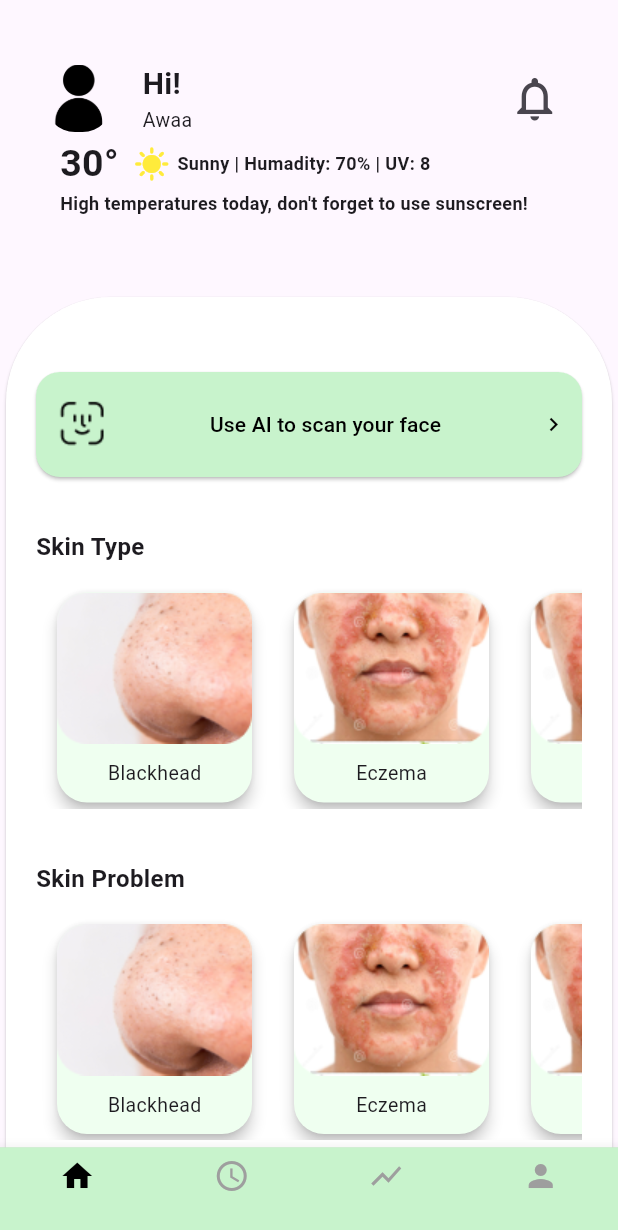
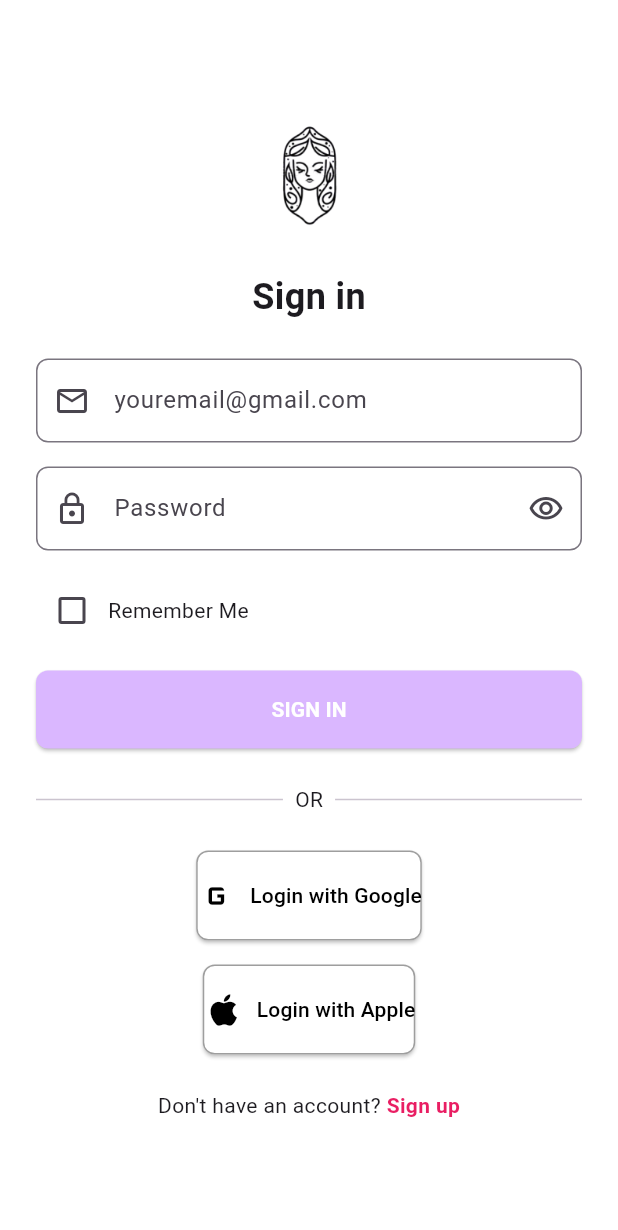
Before and after one commit to integer-class/mahasigma, a Flutter app: the screen it shows after launch, on a phone screen of 412 x 824 dp. Shown: the top 1230 px of the screen. Run offline on Flutter 3.47's test engine with Material 3 defaults, Android fonts, the phone set to English and light mode, and no system bars; our stand-ins replace camera, image_picker.

Commit message:
splash screen and login screen

```diff
--- /dev/null
+++ b/ohmyglow/lib/pages/login.dart
@@ -0,0 +1,157 @@
+import 'package:flutter/material.dart';
+
+class LoginPage extends StatelessWidget {
+  @override
+  Widget build(BuildContext context) {
+    return Scaffold(
+      backgroundColor: Colors.white,
+      body: Center(
+        child: Padding(
+          padding: const EdgeInsets.symmetric(horizontal: 24.0),
+          child: Column(
+            mainAxisAlignment: MainAxisAlignment.center,
+            children: [
+              // Logo
+              Image.asset(
+                'images/logoApp.png', // Replace with your logo image path
+                height: 80,
+              ),
+              SizedBox(height: 24),
+
+              // Sign in text
+              Text(
+                'Sign in',
+                style: TextStyle(fontSize: 24, fontWeight: FontWeight.bold),
+              ),
+              SizedBox(height: 24),
+
+              // Email field
+              TextField(
+                decoration: InputDecoration(
+                  prefixIcon: Icon(Icons.email_outlined),
+                  hintText: 'youremail@gmail.com',
+                  border: OutlineInputBorder(
+                    borderRadius: BorderRadius.circular(8),
+                  ),
+                ),
+              ),
+              SizedBox(height: 16),
+
+              // Password field
+              TextField(
+                obscureText: true,
+                decoration: InputDecoration(
+                  prefixIcon: Icon(Icons.lock_outline),
+                  hintText: 'Password',
+                  suffixIcon: Icon(Icons.visibility_outlined),
+                  border: OutlineInputBorder(
+                    borderRadius: BorderRadius.circular(8),
+                  ),
+                ),
+              ),
+              SizedBox(height: 16),
+
+              // Remember Me checkbox
+              Row(
+                children: [
+                  Checkbox(value: false, onChanged: (value) {}),
+                  Text("Remember Me"),
+                ],
+              ),
+              SizedBox(height: 16),
+
+              // Sign in button
+              ElevatedButton(
+                style: ElevatedButton.styleFrom(
+                  backgroundColor: Color(0xFFDAB7FF), // Light purple color
+                  padding: EdgeInsets.symmetric(vertical: 16),
+                  shape: RoundedRectangleBorder(
+                    borderRadius: BorderRadius.circular(8),
+                  ),
+                ),
+                onPressed: () {},
+                child: Center(
+                  child: Text(
+                    'SIGN IN',
+                    style: TextStyle(
+                      color: Colors.white,
+                      fontWeight: FontWeight.bold,
+                    ),
+                  ),
+                ),
+              ),
+              SizedBox(height: 24),
+
+              // OR divider
+              Row(
+                children: [
+                  Expanded(child: Divider()),
+                  Padding(
+                    padding: const EdgeInsets.symmetric(horizontal: 8.0),
+                    child: Text("OR"),
+                  ),
+                  Expanded(child: Divider()),
+                ],
+              ),
+              SizedBox(height: 24),
+
+              // Login with Google button
+              ElevatedButton.icon(
+                style: ElevatedButton.styleFrom(
+                  backgroundColor: Colors.white,
+                  foregroundColor: Colors.black,
+                  padding: EdgeInsets.symmetric(vertical: 16),
+                  shape: RoundedRectangleBorder(
+                    borderRadius: BorderRadius.circular(8),
+                    side: BorderSide(color: Colors.grey),
+                  ),
+                ),
+                onPressed: () {},
+                icon: Icon(Icons.g_mobiledata, size: 28),
+                label: Text("Login with Google"),
+              ),
+              SizedBox(height: 16),
+
+              // Login with Apple button
+              ElevatedButton.icon(
+                style: ElevatedButton.styleFrom(
+                  backgroundColor: Colors.white,
+                  foregroundColor: Colors.black,
+                  padding: EdgeInsets.symmetric(vertical: 16),
+                  shape: RoundedRectangleBorder(
+                    borderRadius: BorderRadius.circular(8),
+                    side: BorderSide(color: Colors.grey),
+                  ),
+                ),
+                onPressed: () {},
+                icon: Icon(Icons.apple, size: 28),
+                label: Text("Login with Apple"),
+              ),
+              SizedBox(height: 24),
+
+              // Sign up text
+              Row(
+                mainAxisAlignment: MainAxisAlignment.center,
+                children: [
+                  Text("Don't have an account? "),
+                  GestureDetector(
+                    onTap: () {
+                      // Navigate to sign-up screen
+                    },
+                    child: Text(
+                      "Sign up",
+                      style: TextStyle(
+                        color: Colors.pink,
+                        fontWeight: FontWeight.bold,
+                      ),
+                    ),
+                  ),
+                ],
+              ),
+            ],
+          ),
+        ),
+      ),
+    );
+  }
+}
```
Also changed, not shown: ohmyglow/lib/main.dart (+76 -1 lines), ohmyglow/lib/pages/camera.dart (+17 -9 lines), ohmyglow/images/frame.png (added), ohmyglow/images/logoApp.png (added), ohmyglow/images/logoSplash.png (added), 2 other files.
